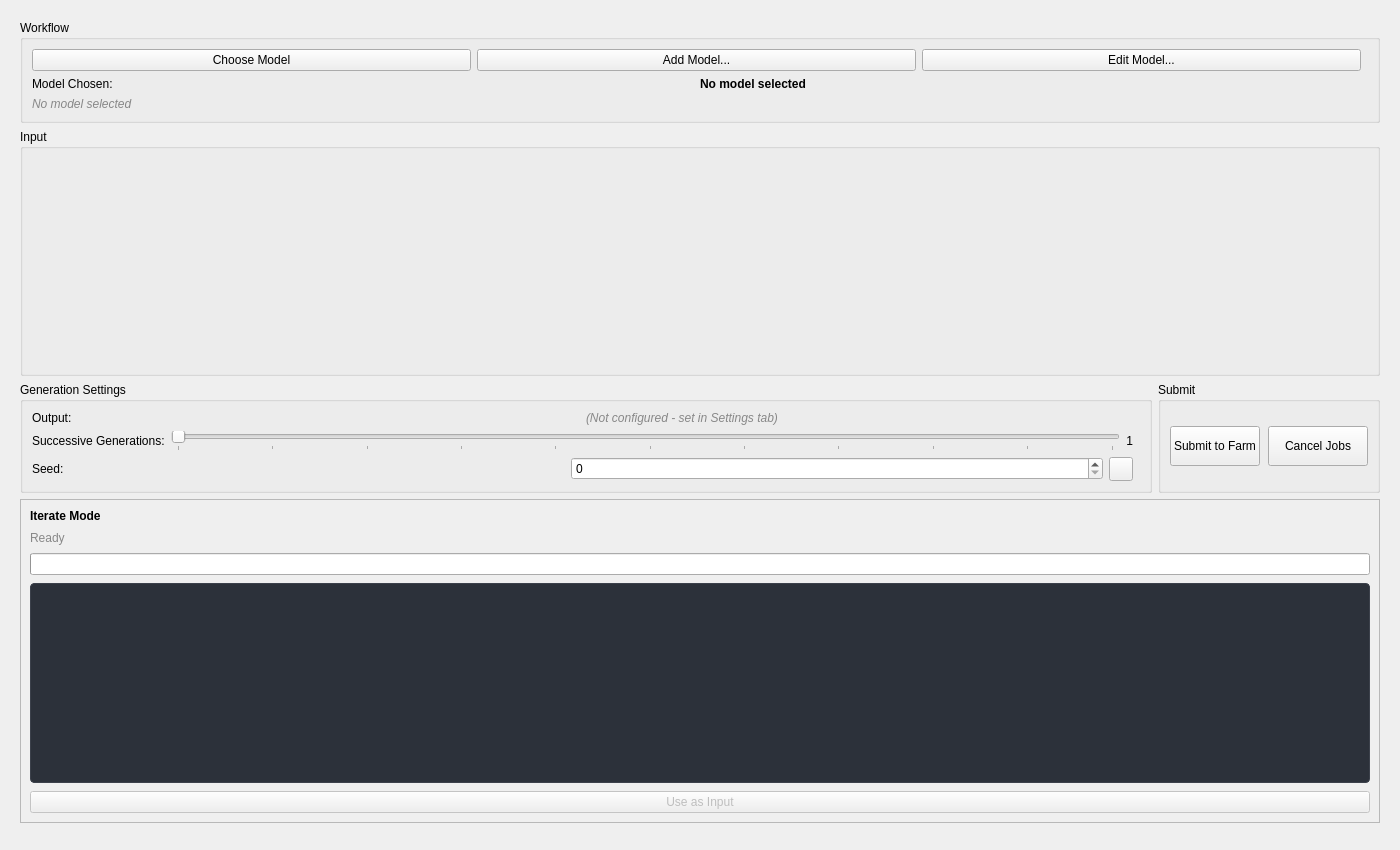
Old version of the form resources/ui/tabs/comfyui.ui in the repository cpt-cabbage/luma_tools.
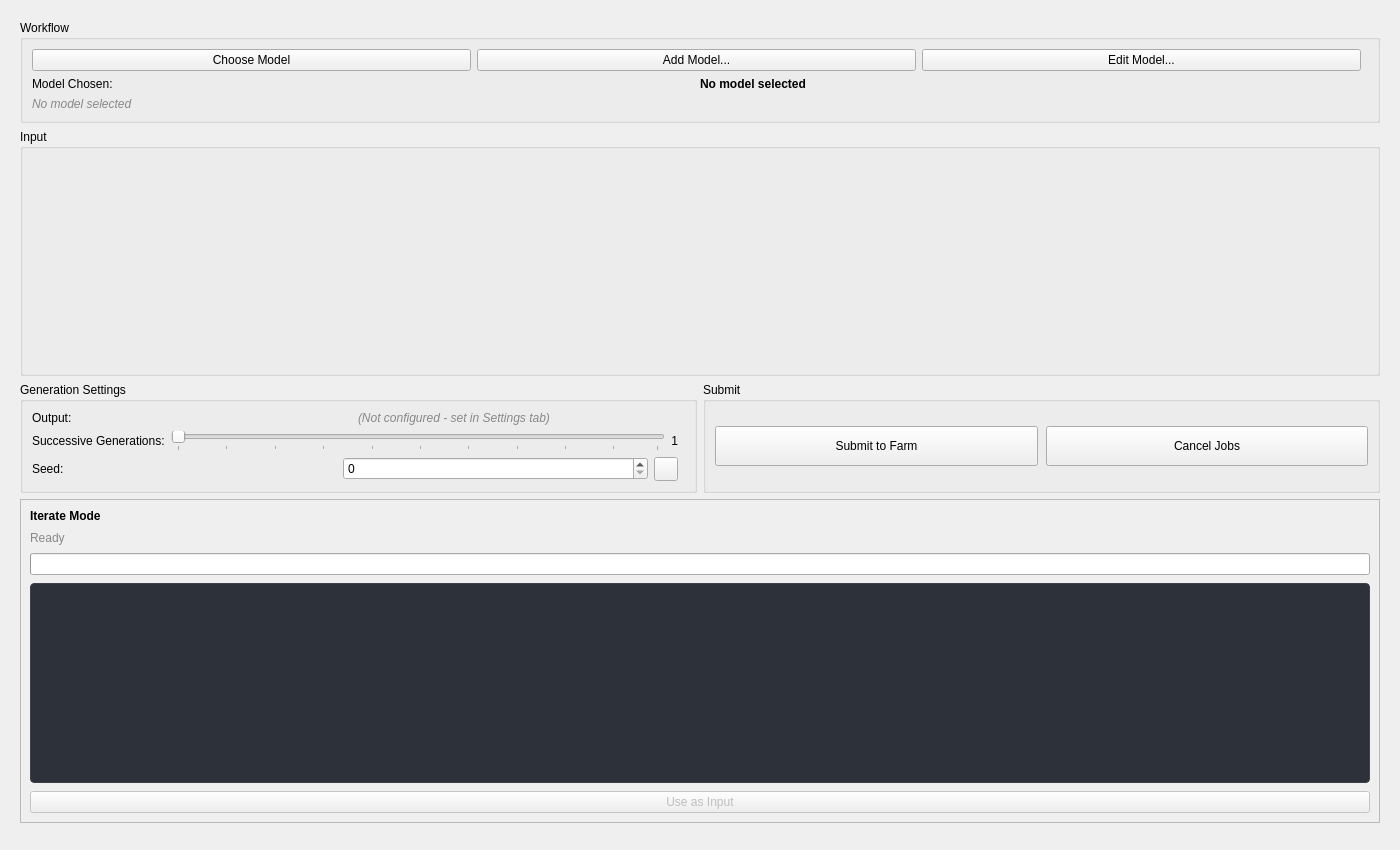
New version of the form.

Patch:
```diff
--- a/resources/ui/tabs/comfyui.ui
+++ b/resources/ui/tabs/comfyui.ui
@@ -133,6 +133,12 @@
         <layout class="QHBoxLayout" name="settingsAndSubmitLayout">
          <item>
           <widget class="QGroupBox" name="comfyuiSettingsGroupBox">
+           <property name="sizePolicy">
+            <sizepolicy hsizetype="Expanding" vsizetype="Preferred">
+             <horstretch>1</horstretch>
+             <verstretch>0</verstretch>
+            </sizepolicy>
+           </property>
            <property name="title">
             <string>Generation Settings</string>
            </property>
@@ -288,6 +294,12 @@
          </item>
          <item>
           <widget class="QGroupBox" name="comfyuiSubmitGroupBox">
+           <property name="sizePolicy">
+            <sizepolicy hsizetype="Expanding" vsizetype="Preferred">
+             <horstretch>1</horstretch>
+             <verstretch>0</verstretch>
+            </sizepolicy>
+           </property>
            <property name="title">
             <string>Submit</string>
            </property>
```
